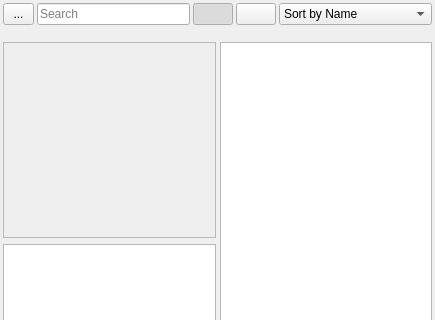
The window that src/Editor/ResourceBrowser/CResourceBrowser.ui (AxioDL/PrimeWorldEditor) describes before a commit, drawn with Qt 5; both pictures show x 0 to 435 and y 0 to 320 of the 435 by 639 pixel window.
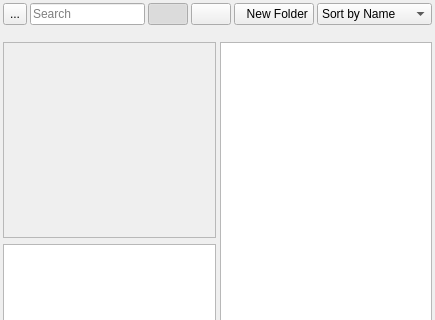
The same window after the commit. Icons and pictures are not drawn. Custom widgets are drawn as their Qt base class.

```diff
--- a/src/Editor/ResourceBrowser/CResourceBrowser.ui
+++ b/src/Editor/ResourceBrowser/CResourceBrowser.ui
@@ -140,6 +140,23 @@
        </property>
       </widget>
      </item>
+     <item>
+      <widget class="QPushButton" name="NewFolderButton">
+       <property name="text">
+        <string>  New Folder</string>
+       </property>
+       <property name="icon">
+        <iconset resource="../Icons.qrc">
+         <normaloff>:/icons/Plus.png</normaloff>:/icons/Plus.png</iconset>
+       </property>
+       <property name="iconSize">
+        <size>
+         <width>16</width>
+         <height>16</height>
+        </size>
+       </property>
+      </widget>
+     </item>
      <item>
       <widget class="QComboBox" name="SortComboBox">
        <property name="sizePolicy">
```
